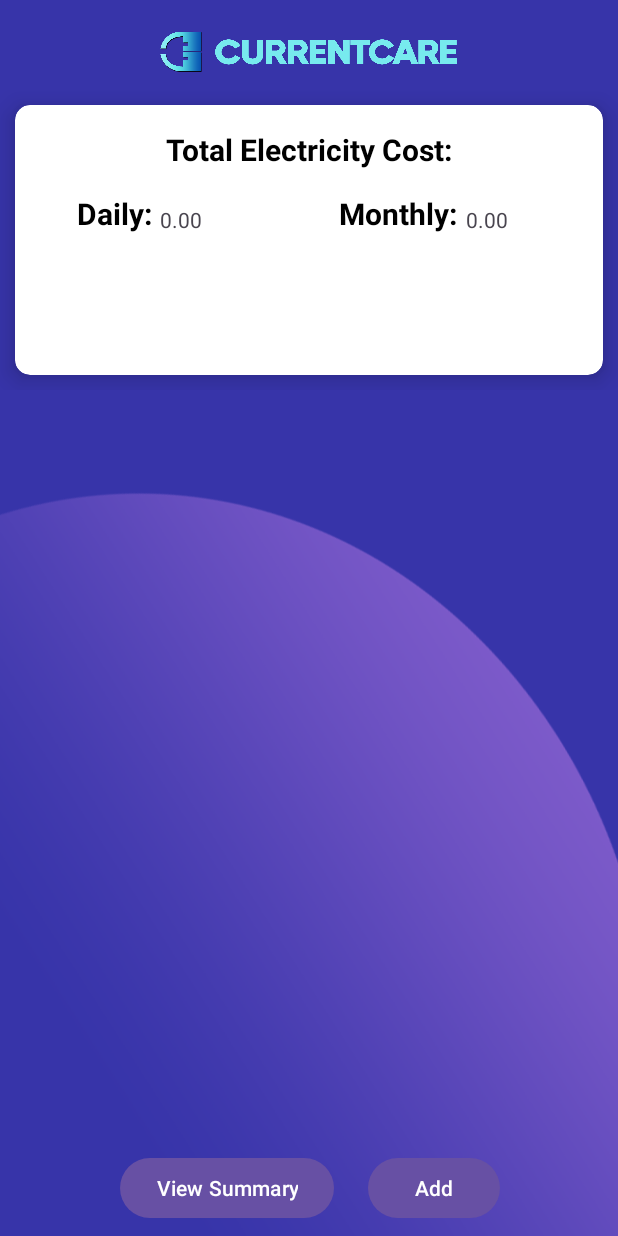
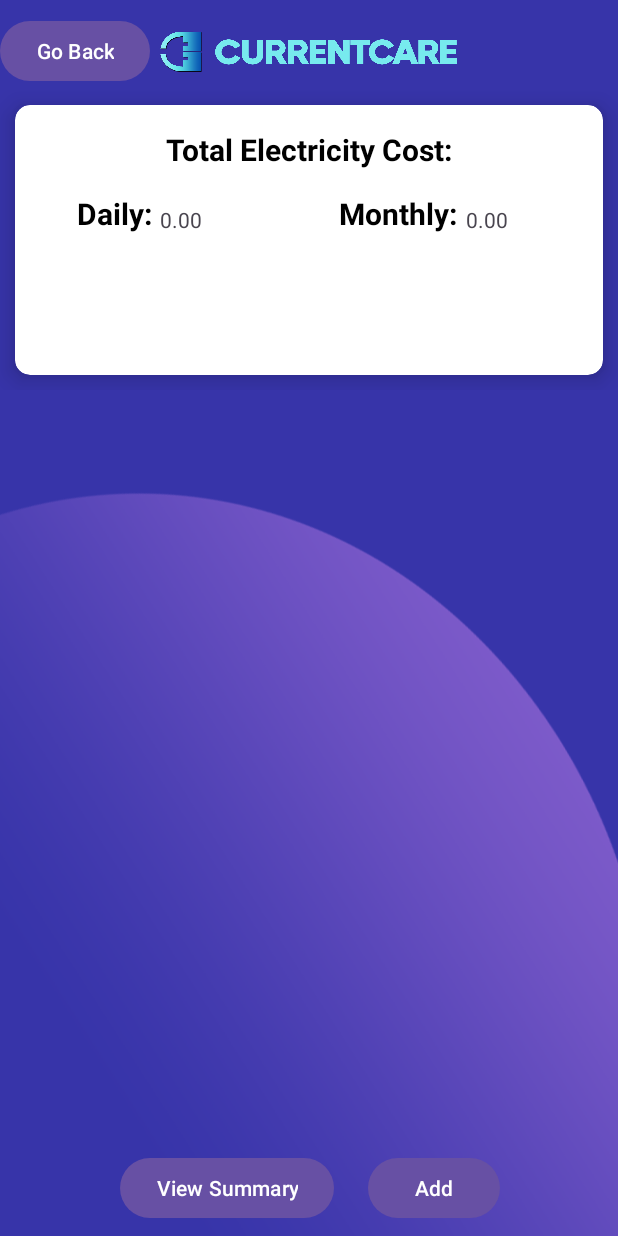
Before and after one commit to Thirdeyee1/Electric-Bill-Calculator-App, an Android app: the layout activity_manual.xml on its own in the app's theme, with its tools: preview values and no code run, on a phone screen of 412 x 824 dp. Run offline under Robolectric (Android 15) with nearby library versions, the phone set to English and light mode, and no system bars.

Commit message:
Made Main window Made Manual calculator window Go back and fourth from Main to Manual Calculator

```diff
--- a/app/src/main/AndroidManifest.xml
+++ b/app/src/main/AndroidManifest.xml
@@ -13,13 +13,13 @@
         android:theme="@style/Theme.SoftDev"
         tools:targetApi="31">
         <activity
-            android:name=".MainActivity"
+            android:name=".manual"
             android:exported="false" />
         <activity
             android:name=".MainActivity2"
             android:exported="false" />
         <activity
-            android:name=".manual"
+            android:name=".MainActivity"
             android:exported="true">
             <intent-filter>
                 <action android:name="android.intent.action.MAIN" />
--- a/app/src/main/res/layout/activity_main2.xml
+++ b/app/src/main/res/layout/activity_main2.xml
@@ -5,7 +5,7 @@
     xmlns:app="http://schemas.android.com/apk/res-auto"
     android:layout_width="match_parent"
     android:layout_height="match_parent"
-    tools:context=".MainActivity"
+    tools:context=".manual"
     android:background="@drawable/bg6">
     <Button
         android:id="@+id/btnGoBack"
--- a/app/src/main/res/layout/activity_manual.xml
+++ b/app/src/main/res/layout/activity_manual.xml
@@ -129,4 +129,11 @@
         android:layout_centerHorizontal="true">
 
     </ImageView>
+    <Button
+        android:id="@+id/btnGoBack1"
+        android:layout_width="wrap_content"
+        android:layout_height="wrap_content"
+        android:text="Go Back"
+        android:layout_marginTop="10dp"/>
+
 </RelativeLayout>
```
Also changed, not shown: app/src/main/java/com/example/softdev/MainActivity.java (added, +36 -0 lines), app/src/main/java/com/example/softdev/manual.java (+13 -1 lines), app/src/main/res/layout/activity_main.xml (added, +20 -0 lines).
